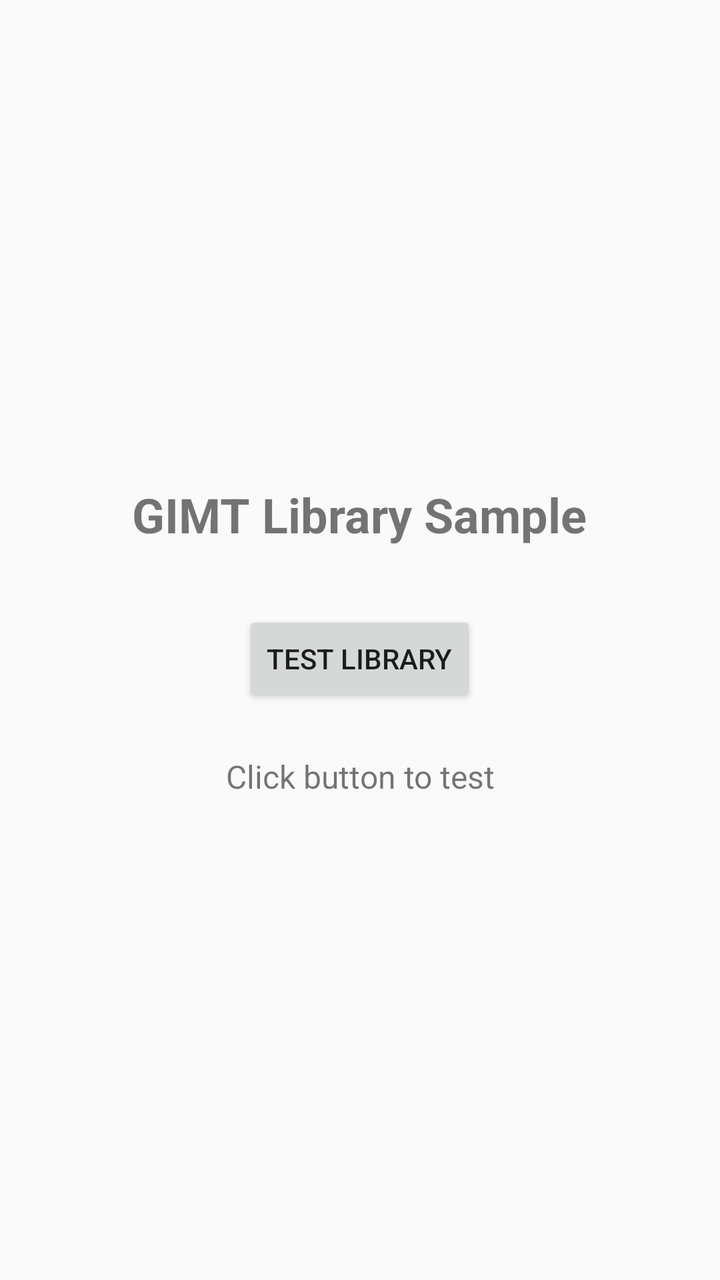
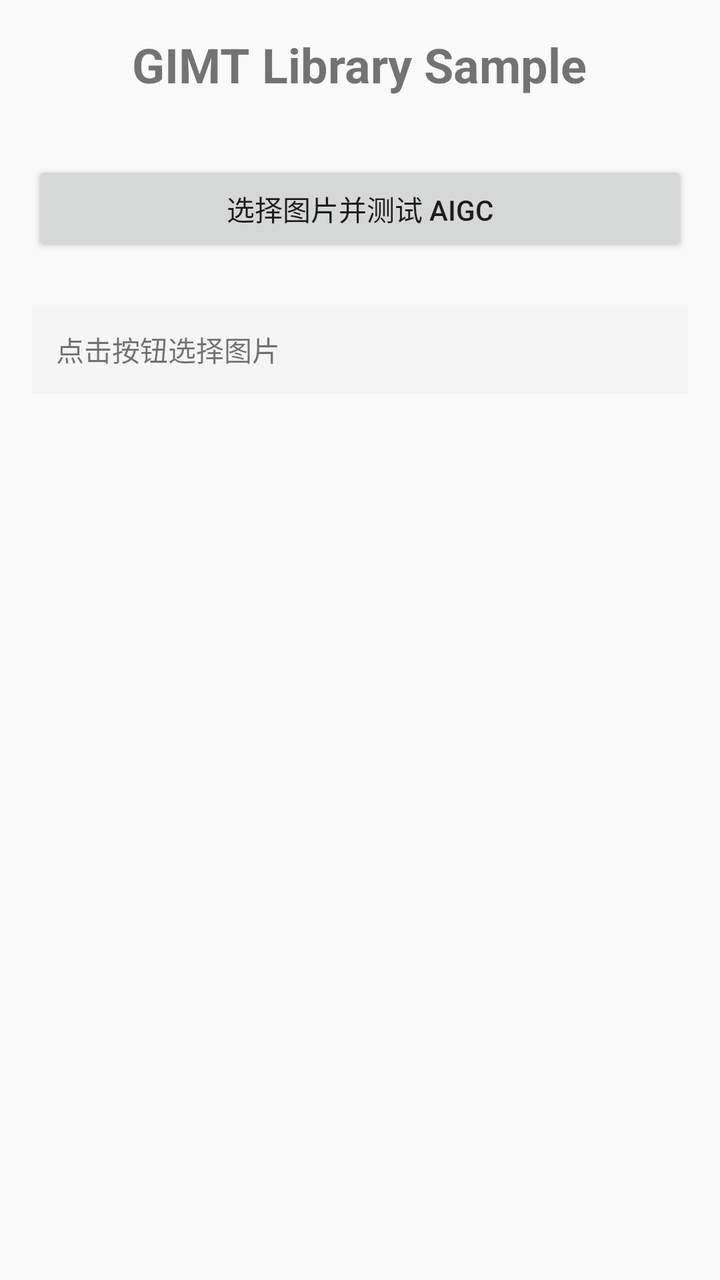

Before-and-after screenshots of an Android layout around one commit, followed by the original layout XML and the change that was made.
<!-- AndroidManifest.xml: activity theme Theme.GIMT -->
<!-- res/layout/activity_main.xml -->
<?xml version="1.0" encoding="utf-8"?>
<LinearLayout xmlns:android="http://schemas.android.com/apk/res/android"
    android:layout_width="match_parent"
    android:layout_height="match_parent"
    android:orientation="vertical"
    android:padding="16dp"
    android:gravity="center">

    <TextView
        android:layout_width="wrap_content"
        android:layout_height="wrap_content"
        android:text="GIMT Library Sample"
        android:textSize="24sp"
        android:textStyle="bold"
        android:layout_marginBottom="32dp"/>

    <Button
        android:id="@+id/btn_test"
        android:layout_width="wrap_content"
        android:layout_height="wrap_content"
        android:text="Test Library"
        android:layout_marginBottom="24dp"/>

    <TextView
        android:id="@+id/tv_result"
        android:layout_width="match_parent"
        android:layout_height="wrap_content"
        android:text="Click button to test"
        android:textSize="16sp"
        android:gravity="center"/>

</LinearLayout>
<!-- resources referenced by this layout -->
<resources>
  <style name="Theme.GIMT" parent="Theme.AppCompat.Light.DarkActionBar">
          <item name="colorPrimary">@color/purple_500</item>
          <item name="colorPrimaryDark">@color/purple_700</item>
          <item name="colorAccent">@color/teal_200</item>
      </style>
  <color name="purple_500">#FF6200EE</color>
  <color name="purple_700">#FF3700B3</color>
  <color name="teal_200">#FF03DAC5</color>
</resources>

<!-- the commit's change to res/layout/activity_main.xml (unified diff, before → after) -->
@@ -1,32 +1,41 @@
 <?xml version="1.0" encoding="utf-8"?>
-<LinearLayout xmlns:android="http://schemas.android.com/apk/res/android"
+<ScrollView xmlns:android="http://schemas.android.com/apk/res/android"
     android:layout_width="match_parent"
     android:layout_height="match_parent"
-    android:orientation="vertical"
-    android:padding="16dp"
-    android:gravity="center">
+    android:fillViewport="true">
 
-    <TextView
-        android:layout_width="wrap_content"
-        android:layout_height="wrap_content"
-        android:text="GIMT Library Sample"
-        android:textSize="24sp"
-        android:textStyle="bold"
-        android:layout_marginBottom="32dp"/>
-
-    <Button
-        android:id="@+id/btn_test"
-        android:layout_width="wrap_content"
-        android:layout_height="wrap_content"
-        android:text="Test Library"
-        android:layout_marginBottom="24dp"/>
-
-    <TextView
-        android:id="@+id/tv_result"
+    <LinearLayout
         android:layout_width="match_parent"
         android:layout_height="wrap_content"
-        android:text="Click button to test"
-        android:textSize="16sp"
-        android:gravity="center"/>
+        android:orientation="vertical"
+        android:padding="16dp">
 
-</LinearLayout>
+        <TextView
+            android:layout_width="wrap_content"
+            android:layout_height="wrap_content"
+            android:text="GIMT Library Sample"
+            android:textSize="24sp"
+            android:textStyle="bold"
+            android:layout_gravity="center_horizontal"
+            android:layout_marginBottom="32dp"/>
+
+        <Button
+            android:id="@+id/btn_test"
+            android:layout_width="match_parent"
+            android:layout_height="wrap_content"
+            android:text="选择图片并测试 AIGC"
+            android:layout_marginBottom="24dp"/>
+
+        <TextView
+            android:id="@+id/tv_result"
+            android:layout_width="match_parent"
+            android:layout_height="wrap_content"
+            android:text="点击按钮选择图片"
+            android:textSize="14sp"
+            android:fontFamily="monospace"
+            android:padding="12dp"
+            android:background="#F5F5F5"/>
+
+    </LinearLayout>
+
+</ScrollView>
